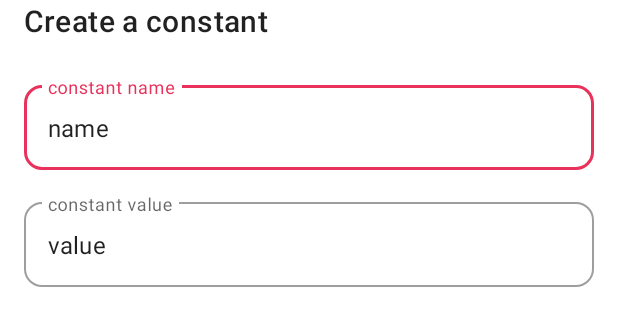
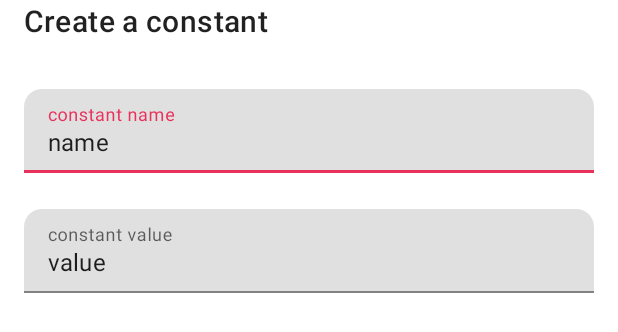
Before and after one commit to manueldidonna/architex-calculator, an Android app: the layout dialog_create_constant.xml on its own in the app's theme, with its tools: preview values and no code run, on a phone screen of 412 x 824 dp. Shown: the top 332 px of the screen. Run offline under Robolectric (Android 15) with nearby library versions, the phone set to English and light mode, and no system bars.

Commit message:
Change 'Create Constant' feature
- Empty input fields don't show 'error popup'
- New input field style

```diff
--- a/calculator/src/main/java/com/manueldidonna/architex/calculator/ui/createconstant/CreateConstantDialog.kt
+++ b/calculator/src/main/java/com/manueldidonna/architex/calculator/ui/createconstant/CreateConstantDialog.kt
@@ -53,10 +53,10 @@ internal class CreateConstantDialog : BaseDialogController() {
 
         controllerViewCoroutineScope.validateInputs(
             firstInputFlow = nameText.validateName().onEach { isValid ->
-                if (!isValid) nameText.error = "Invalid name"
+                if (!isValid && nameText.text!!.isNotEmpty()) nameText.error = "Invalid name"
             },
             secondInputFlow = valueText.validateValue().onEach { isValid ->
-                if (!isValid) valueText.error = "Invalid value"
+                if (!isValid && valueText.text!!.isNotEmpty()) valueText.error = "Invalid value"
             },
             doOnValidation = { isValid ->
                 setActionButtonEnabled(WhichButton.POSITIVE, isValid)
--- a/calculator/src/main/res/layout/dialog_create_constant.xml
+++ b/calculator/src/main/res/layout/dialog_create_constant.xml
@@ -23,7 +23,7 @@
         android:layout_width="match_parent"
         android:layout_height="wrap_content"
         android:layout_marginStart="16dp"
-        android:layout_marginTop="24dp"
+        android:layout_marginTop="32dp"
         style="@style/Widget.ArchitexCalc.TextInputLayout"
         app:shapeAppearanceOverlay="@style/ShapeAppearance.ArchitexCalc.TextInputLayout"
         android:layout_marginEnd="16dp"
@@ -45,7 +45,7 @@
         android:layout_width="match_parent"
         android:layout_height="wrap_content"
         android:layout_marginStart="16dp"
-        android:layout_marginTop="16dp"
+        android:layout_marginTop="24dp"
         style="@style/Widget.ArchitexCalc.TextInputLayout"
         app:shapeAppearanceOverlay="@style/ShapeAppearance.ArchitexCalc.TextInputLayout"
         android:layout_marginEnd="16dp"
--- a/common-ui/src/main/res/values/styles.xml
+++ b/common-ui/src/main/res/values/styles.xml
@@ -42,12 +42,12 @@
 
     <style name="ShapeAppearance.ArchitexCalc.TextInputLayout" parent="">
         <item name="cornerFamily">rounded</item>
-        <item name="cornerSizeBottomRight">12dp</item>
-        <item name="cornerSizeBottomLeft">12dp</item>
+        <item name="cornerSizeBottomRight">0dp</item>
+        <item name="cornerSizeBottomLeft">0dp</item>
         <item name="cornerSizeTopRight">12dp</item>
         <item name="cornerSizeTopLeft">12dp</item>
     </style>
 
-    <style name="Widget.ArchitexCalc.TextInputLayout" parent="Widget.MaterialComponents.TextInputLayout.OutlinedBox" />
+    <style name="Widget.ArchitexCalc.TextInputLayout" parent="Widget.MaterialComponents.TextInputLayout.FilledBox"/>
 
 </resources>
```
